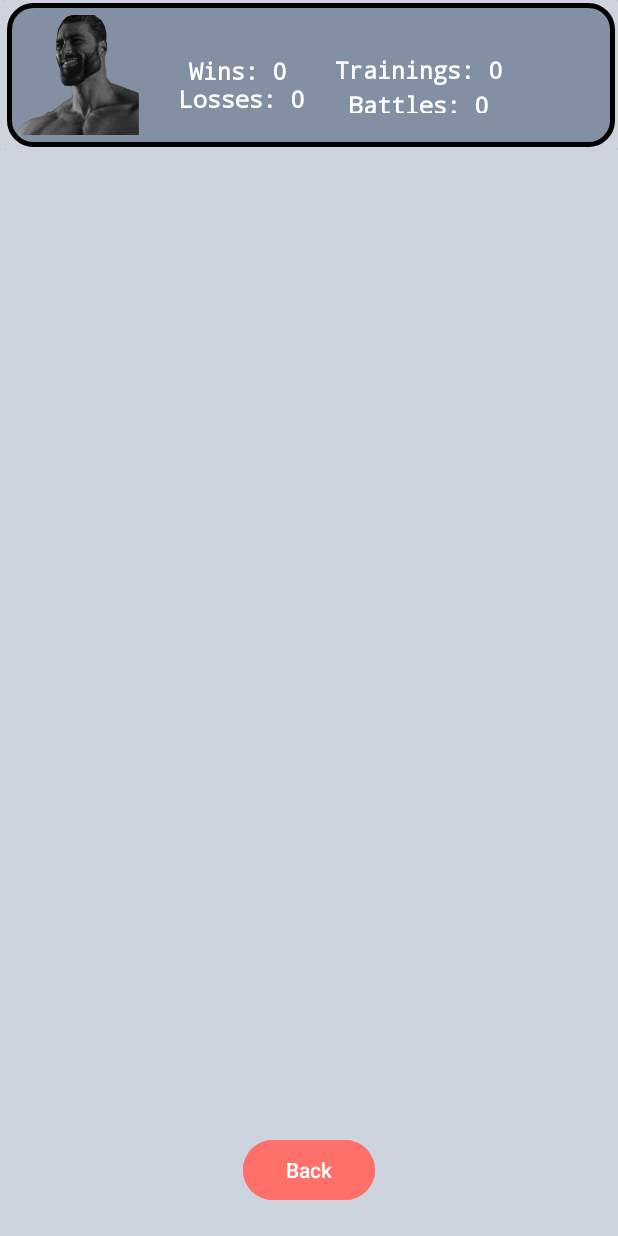
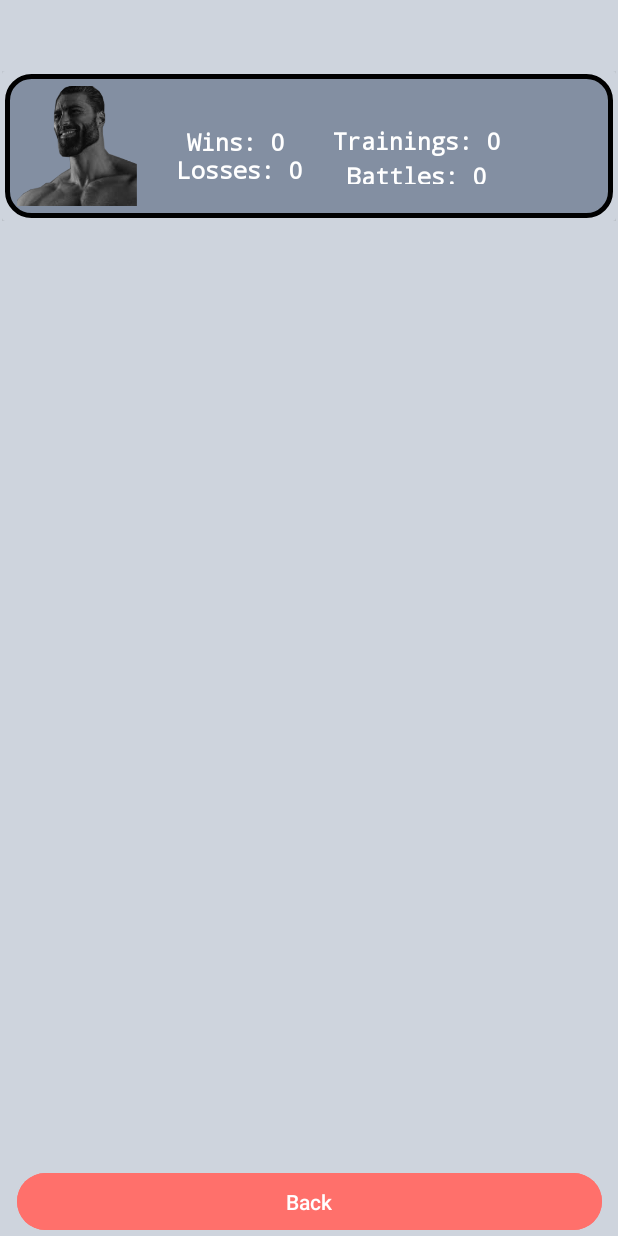
Before and after one commit to remeseeli/Finno-Ugric-Lutemon, an Android app: the StatisticActivity screen opened directly, with no data from a screen before it, on a phone screen of 412 x 824 dp. Run offline under Robolectric (Android 15) with nearby library versions, the phone set to English and light mode, and no system bars.

Commit message:
Final touches

```diff
--- a/app/src/main/res/layout/activity_statrecycler.xml
+++ b/app/src/main/res/layout/activity_statrecycler.xml
@@ -12,20 +12,22 @@
         android:layout_height="729dp"
         app:layout_constraintBottom_toBottomOf="parent"
         app:layout_constraintEnd_toEndOf="parent"
-        app:layout_constraintHorizontal_bias="1.0"
         app:layout_constraintStart_toStartOf="parent"
-        app:layout_constraintTop_toTopOf="parent"
-        app:layout_constraintVertical_bias="0.0" />
+        app:layout_constraintTop_toTopOf="parent" />
 
-    <Button
-        android:id="@+id/goToLutemons"
-        android:layout_width="wrap_content"
-        android:layout_height="wrap_content"
-        android:layout_marginBottom="20dp"
-        android:backgroundTint="#FF706B"
-        android:onClick="goToLutemons"
-        android:text="Back"
+    <FrameLayout
+        android:layout_width="390dp"
+        android:layout_height="46dp"
         app:layout_constraintBottom_toBottomOf="parent"
         app:layout_constraintEnd_toEndOf="parent"
-        app:layout_constraintStart_toStartOf="parent" />
+        app:layout_constraintStart_toStartOf="parent">
+
+        <Button
+            android:id="@+id/goToLutemons"
+            android:layout_width="match_parent"
+            android:layout_height="wrap_content"
+            android:backgroundTint="#FF706B"
+            android:onClick="goToLutemons"
+            android:text="Back" />
+    </FrameLayout>
 </androidx.constraintlayout.widget.ConstraintLayout>
--- a/app/src/main/res/layout/activity_training.xml
+++ b/app/src/main/res/layout/activity_training.xml
@@ -88,7 +88,7 @@
         <ImageView
             android:id="@+id/imageSpecificLutemon"
             android:layout_width="370dp"
-            android:layout_height="370dp"
+            android:layout_height="310dp"
             android:scaleType="centerCrop"
             android:layout_gravity="center"
             app:srcCompat="@drawable/ic_launcher_foreground" />
```
Also changed, not shown: app/src/main/java/com/palinka/finno_ugric_lutemon/LutemonFileHandler.java (+36 -13 lines).
